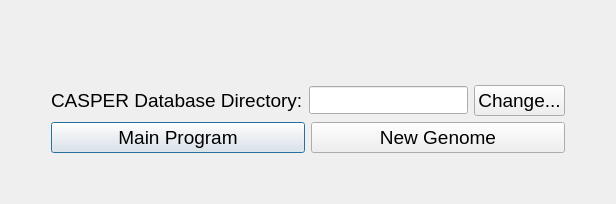
Before: the Qt Designer form startupCASPER.ui in TrinhLab/CASPERapp, drawn with Qt 5.
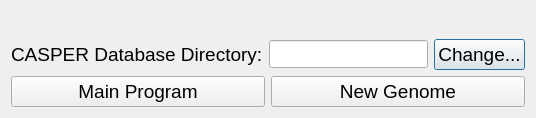
After: the same form once the commit is applied.

Diff of the .ui file:
```diff
--- a/startupCASPER.ui
+++ b/startupCASPER.ui
@@ -23,44 +23,14 @@
    <property name="sizeConstraint">
     <enum>QLayout::SetFixedSize</enum>
    </property>
-   <item row="6" column="1" colspan="3">
-    <layout class="QGridLayout" name="gridLayout_2">
-     <item row="0" column="0">
-      <widget class="QPushButton" name="pushButton_2">
-       <property name="font">
-        <font>
-         <family>Arial</family>
-         <pointsize>14</pointsize>
-        </font>
-       </property>
-       <property name="text">
-        <string>Main Program</string>
-       </property>
-      </widget>
-     </item>
-     <item row="0" column="1">
-      <widget class="QPushButton" name="pushButton">
-       <property name="font">
-        <font>
-         <family>Arial</family>
-         <pointsize>14</pointsize>
-        </font>
-       </property>
-       <property name="text">
-        <string>New Genome</string>
-       </property>
-      </widget>
-     </item>
-    </layout>
-   </item>
-   <item row="1" column="1" colspan="3">
+   <item row="0" column="0" colspan="3">
     <widget class="QLabel" name="labelforart">
      <property name="text">
       <string/>
      </property>
     </widget>
    </item>
-   <item row="3" column="3">
+   <item row="2" column="2">
     <widget class="QPushButton" name="pushButton_3">
      <property name="font">
       <font>
@@ -73,7 +43,7 @@
      </property>
     </widget>
    </item>
-   <item row="3" column="1">
+   <item row="2" column="0">
     <widget class="QLabel" name="label">
      <property name="font">
       <font>
@@ -86,46 +56,7 @@
      </property>
     </widget>
    </item>
-   <item row="0" column="1">
-    <spacer name="verticalSpacer">
-     <property name="orientation">
-      <enum>Qt::Vertical</enum>
-     </property>
-     <property name="sizeHint" stdset="0">
-      <size>
-       <width>20</width>
-       <height>40</height>
-      </size>
-     </property>
-    </spacer>
-   </item>
-   <item row="3" column="4">
-    <spacer name="horizontalSpacer">
-     <property name="orientation">
-      <enum>Qt::Horizontal</enum>
-     </property>
-     <property name="sizeHint" stdset="0">
-      <size>
-       <width>40</width>
-       <height>20</height>
-      </size>
-     </property>
-    </spacer>
-   </item>
-   <item row="2" column="0" rowspan="2">
-    <spacer name="horizontalSpacer_2">
-     <property name="orientation">
-      <enum>Qt::Horizontal</enum>
-     </property>
-     <property name="sizeHint" stdset="0">
-      <size>
-       <width>40</width>
-       <height>20</height>
-      </size>
-     </property>
-    </spacer>
-   </item>
-   <item row="3" column="2">
+   <item row="2" column="1">
     <widget class="QLineEdit" name="lineEdit">
      <property name="font">
       <font>
@@ -134,21 +65,38 @@
      </property>
     </widget>
    </item>
-   <item row="1" column="1" rowspan="2" colspan="3">
+   <item row="0" column="0" rowspan="2" colspan="3">
     <layout class="QHBoxLayout" name="horizontalLayout"/>
    </item>
-   <item row="7" column="1">
-    <spacer name="verticalSpacer_2">
-     <property name="orientation">
-      <enum>Qt::Vertical</enum>
-     </property>
-     <property name="sizeHint" stdset="0">
-      <size>
-       <width>20</width>
-       <height>40</height>
-      </size>
-     </property>
-    </spacer>
+   <item row="3" column="0" colspan="3">
+    <layout class="QHBoxLayout" name="horizontalLayout_2">
+     <item>
+      <widget class="QPushButton" name="pushButton_2">
+       <property name="font">
+        <font>
+         <family>Arial</family>
+         <pointsize>14</pointsize>
+        </font>
+       </property>
+       <property name="text">
+        <string>Main Program</string>
+       </property>
+      </widget>
+     </item>
+     <item>
+      <widget class="QPushButton" name="pushButton">
+       <property name="font">
+        <font>
+         <family>Arial</family>
+         <pointsize>14</pointsize>
+        </font>
+       </property>
+       <property name="text">
+        <string>New Genome</string>
+       </property>
+      </widget>
+     </item>
+    </layout>
    </item>
   </layout>
  </widget>
```
